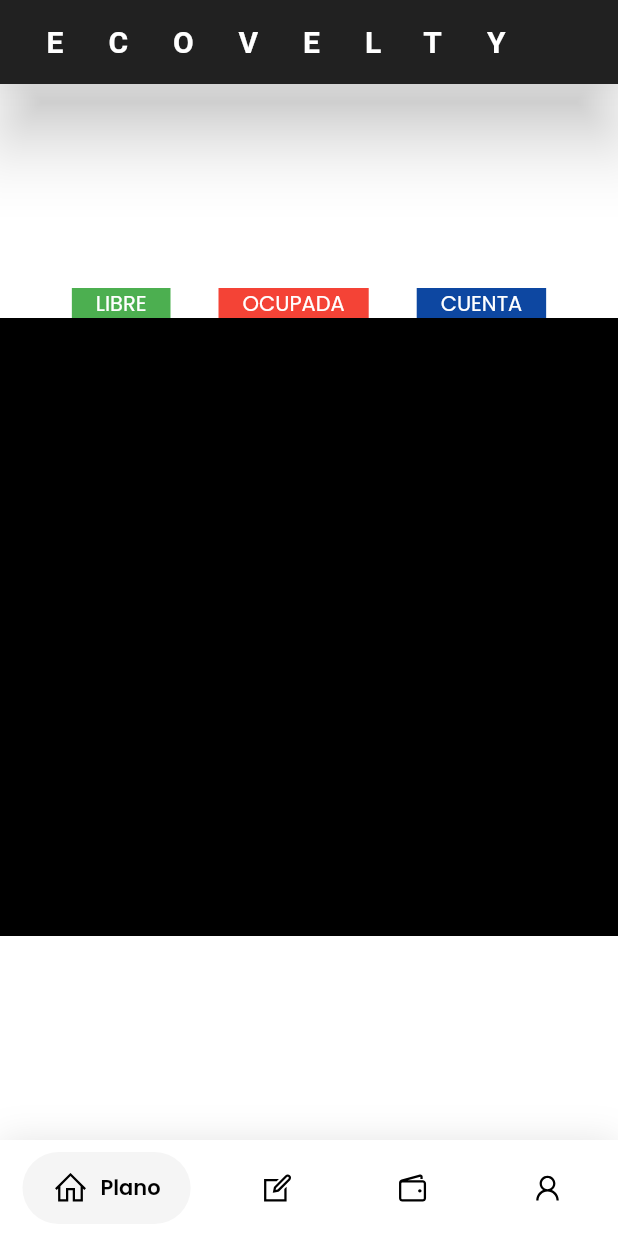
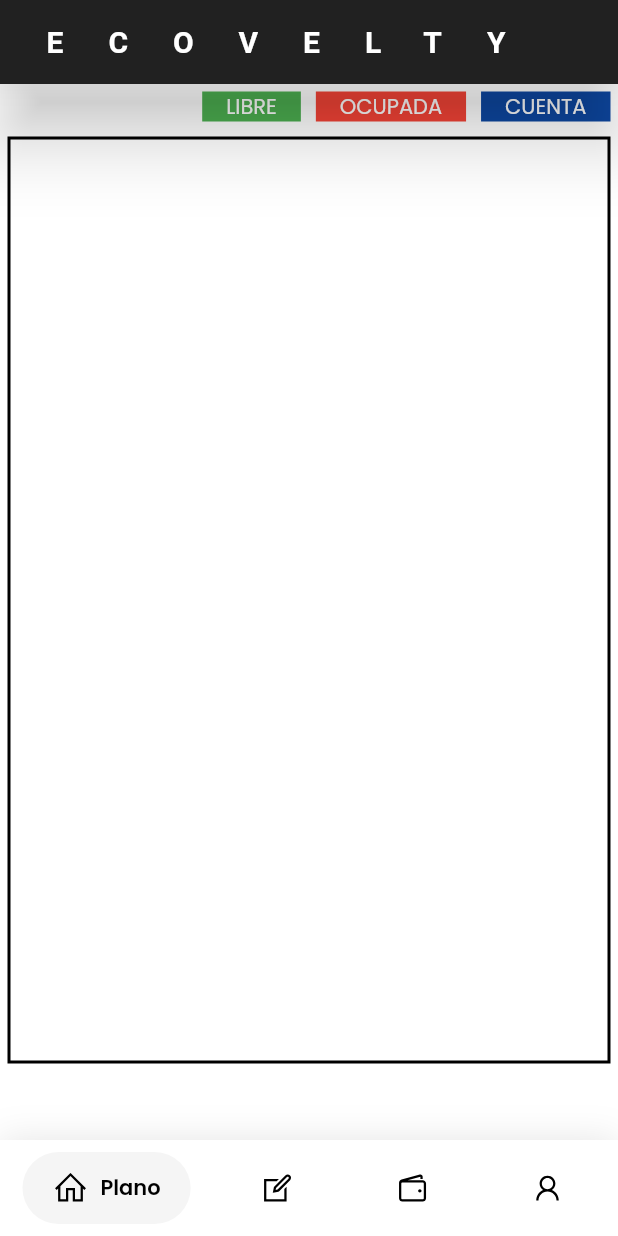
Before and after one commit to AusiasBM/Abama.dev-ecovelty, a Flutter app: the screen it shows after launch, on a phone screen of 412 x 824 dp. Run offline on Flutter 3.47's test engine with Material 2 defaults, Android fonts, the light colour scheme and no system bars; drawn by our look-alikes of google_nav_bar; our stand-ins replace google_fonts, line_icons.

Commit message:
borde tablero

```diff
--- a/lib/screens/main/main_screen.dart
+++ b/lib/screens/main/main_screen.dart
@@ -49,9 +49,7 @@ class _MainScreenState extends State<MainScreen> {
           ),
         ),
       ),
-      body: Center(
-        child: _widgetOptions.elementAt(_selectedIndex),
-      ),
+      body:_widgetOptions.elementAt(_selectedIndex),
       bottomNavigationBar: Container(
         decoration: BoxDecoration(
           color: Colors.white,
--- a/lib/screens/tablero/components/header.dart
+++ b/lib/screens/tablero/components/header.dart
@@ -8,7 +8,7 @@ class Header extends StatelessWidget {
   @override
   Widget build(BuildContext context) {
     return Row( // Creamos una fila
-      mainAxisAlignment: MainAxisAlignment.center, // La aliniamos al centro
+      mainAxisAlignment: MainAxisAlignment.end, // La aliniamos al centro
       children: [
         estadoMesa(Colors.green, "LIBRE"),
         estadoMesa(Colors.red, "OCUPADA"),
@@ -23,7 +23,7 @@ class Header extends StatelessWidget {
       padding: EdgeInsets.symmetric(horizontal: defaultPadding),
       color: color,
       height: 20,
-      margin: EdgeInsets.symmetric(horizontal: defaultPadding),
+      margin: EdgeInsets.all(5),
       child: Text(texto,
           style: TextStyle(color: Colors.white)
         ),
--- a/lib/screens/tablero/tableroScreen.dart
+++ b/lib/screens/tablero/tableroScreen.dart
@@ -23,14 +23,27 @@ class _TableroScreenState extends State<TableroScreen> {
     }
 
     Widget planos(BuildContext context){
-
+      Color _color = Colors.black;
       return Row(
         children: [
           Expanded(
             child: Container(
-              color: Colors.black,
-              width: 10,
-              height: MediaQuery.of(context).size.width,
+              width: 1,
+              margin: EdgeInsets.all(5),
+              height: MediaQuery.of(context).size.height - MediaQuery.of(context).size.height/4,
+              decoration: BoxDecoration(
+                border: Border.all(
+                  color: _color,
+                  width: 2,
+                ),
+              ),
+              child: GestureDetector(
+                onTap: () {
+                  setState(() {
+                    _color = Colors.white;
+                  });
+                },
+              ),
             ),
           ),
         ],
```
